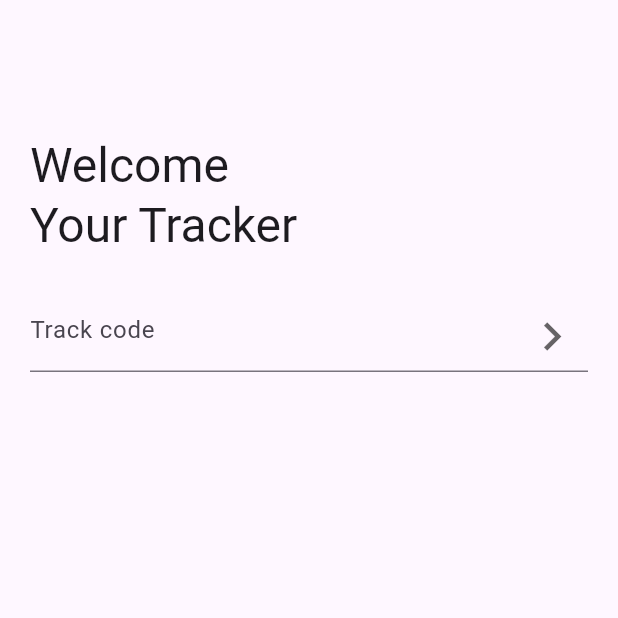
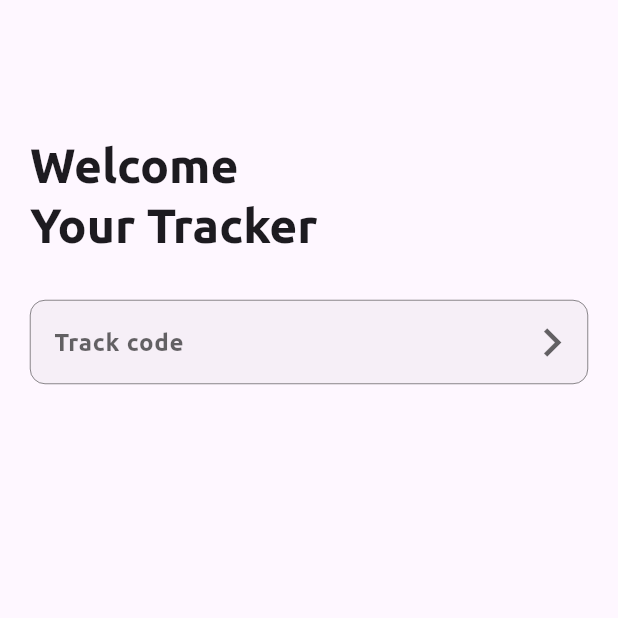
Before and after one commit to LuizFelipeOC/Your-Tracker-Flutter, a Flutter app: the screen it shows after launch, on a phone screen of 412 x 824 dp, the top half of it. Run offline on Flutter 3.47's test engine with Material 3 defaults, Android fonts, the phone set to English and light mode, and no system bars.

Commit message:
feat(config): apply light theme on app

```diff
--- a/lib/app/app_widget.dart
+++ b/lib/app/app_widget.dart
@@ -1,5 +1,6 @@
 import 'package:flutter/material.dart';
 import 'package:your_tracker/app/pages/search_packages.dart';
+import 'package:your_tracker/app/shared/app_light_theme.dart';
 
 class AppWidget extends StatefulWidget {
   const AppWidget({super.key});
@@ -14,6 +15,7 @@ class _AppWidgetState extends State<AppWidget> {
   @override
   Widget build(BuildContext context) {
     return MaterialApp(
+      theme: AppLightTheme.theme,
       scaffoldMessengerKey: scaffoldState,
       debugShowCheckedModeBanner: false,
       title: 'Your Tracker',
```
